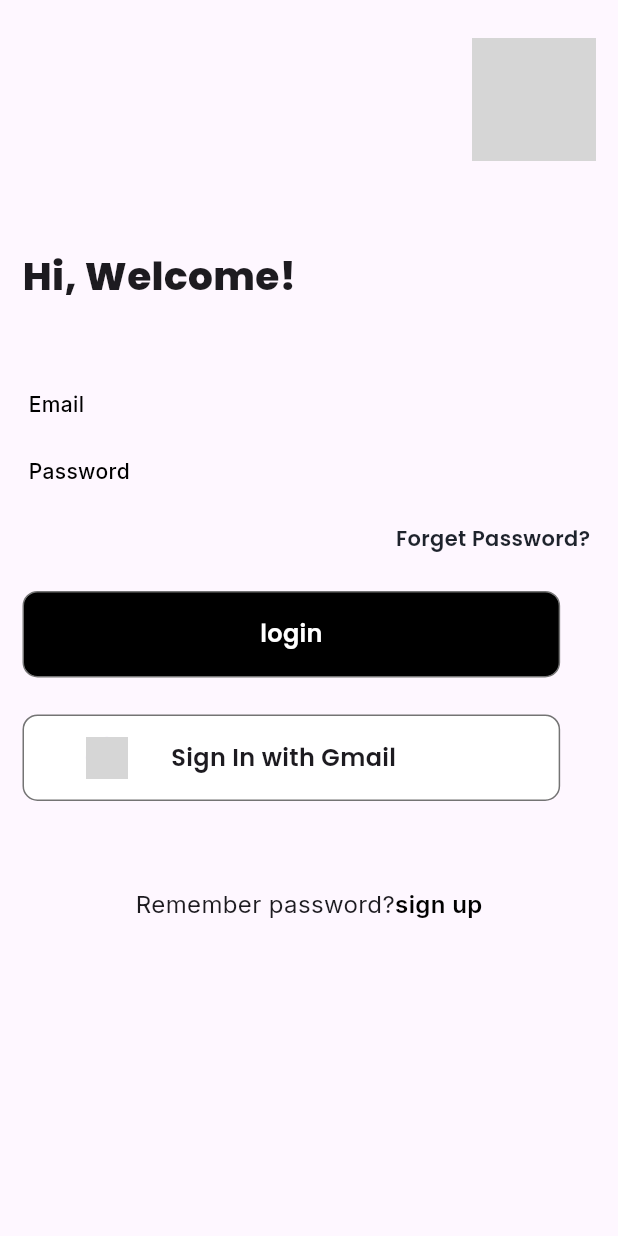
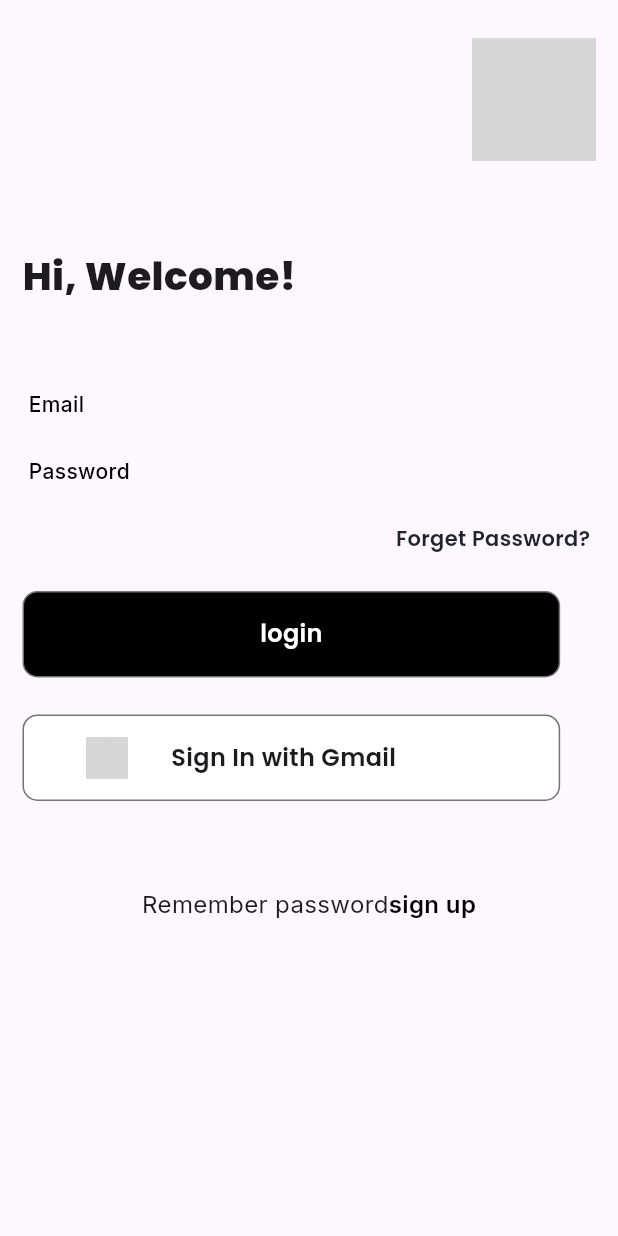
Before and after one commit to asfand124/job_jungle, a Flutter app: the screen it shows after launch, on a phone screen of 412 x 824 dp. Run offline on Flutter 3.47's test engine with Material 3 defaults, Android fonts, the phone set to English and light mode, and no system bars; our stand-ins replace firebase_core, google_fonts; accounts and stored records are empty; network calls fail; grey boxes are pictures that could not be loaded.

Commit message:
change file

```diff
--- a/lib/Screens/Auth/Login.dart
+++ b/lib/Screens/Auth/Login.dart
@@ -185,7 +185,7 @@ class Login extends StatelessWidget {
               mainAxisAlignment: MainAxisAlignment.center,
               children: [
                 Text(
-                  'Remember password?',
+                  'Remember password',
                   style: TextStyle(
                     fontWeight: FontWeight.w400,
                     fontFamily: GoogleFonts.inter().fontFamily,
```
